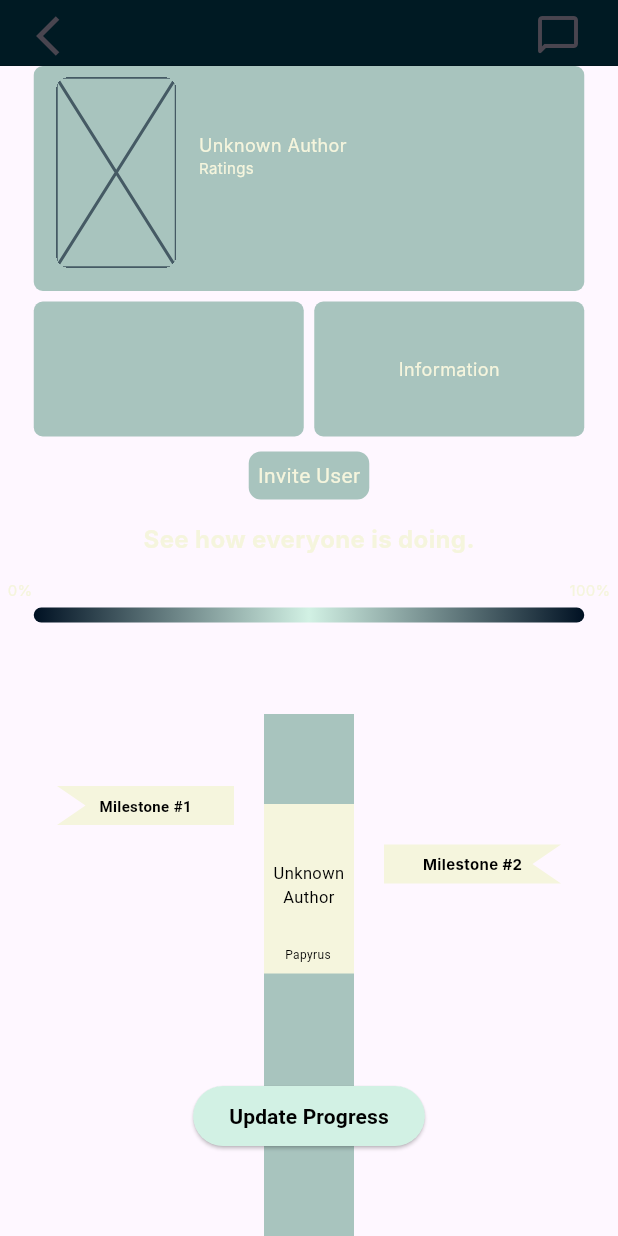
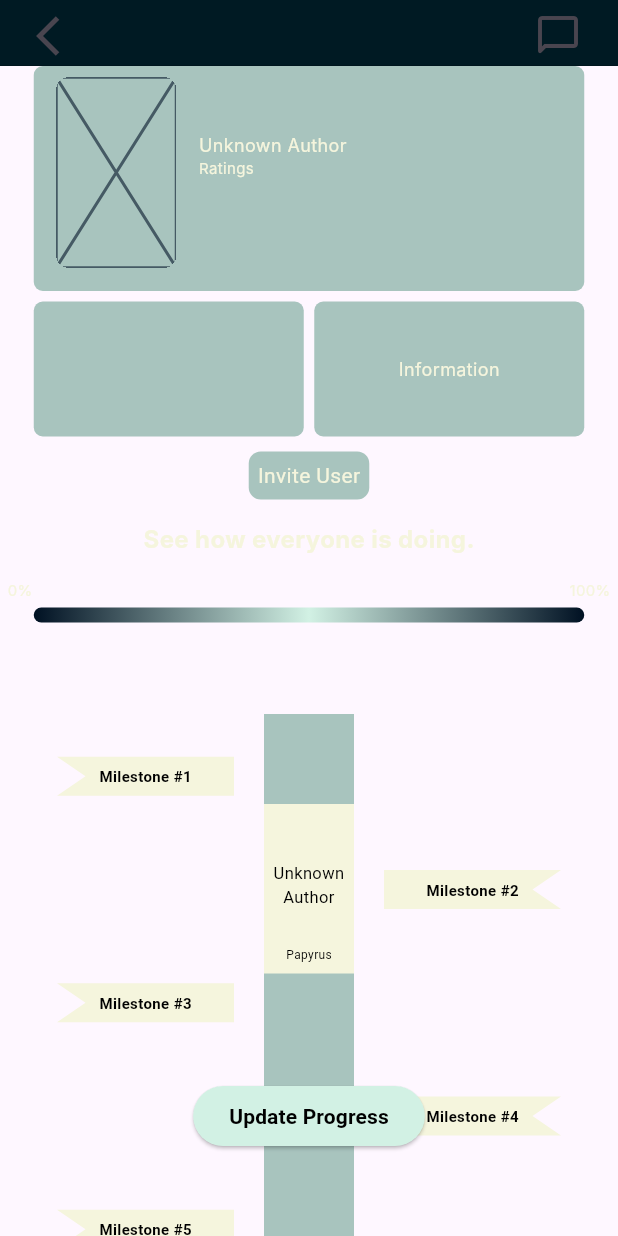
Before and after one commit to SamerSawan/Papyrus_v2, a Flutter app: the BookClubScreen screen opened directly with empty values, on a phone screen of 412 x 824 dp. Run offline on Flutter 3.47's test engine with Material 3 defaults, Android fonts, the light colour scheme and no system bars; drawn by our look-alikes of auto_size_text; our stand-ins replace cloud_firestore, firebase_auth, firebase_core; accounts and stored records are empty; Roboto replaces fonts that are missing (Inter).

Commit message:
timeline now programatically renders milestones

```diff
--- a/lib/screens/book_club_screen/book_club_screen.dart
+++ b/lib/screens/book_club_screen/book_club_screen.dart
@@ -1,6 +1,6 @@
 import 'package:flutter/cupertino.dart';
 import 'package:flutter/material.dart';
-import 'package:papyrus/core/api/book_service.dart';
+import 'package:papyrus/core/api/firestore_service.dart';
 import 'package:papyrus/core/models/book_club.dart';
 import 'package:papyrus/helper/helper_functions.dart';
 import 'package:papyrus/screens/comment_screen/comment_screen.dart';
@@ -15,6 +15,7 @@ import 'package:papyrus/screens/widgets/popup_update_progress.dart';
 class BookClubScreen extends StatefulWidget {
   final BookClub bookClub;
   final String bookClubID;
+
   const BookClubScreen(
       {super.key, required this.bookClub, required this.bookClubID});
 
@@ -23,7 +24,23 @@ class BookClubScreen extends StatefulWidget {
 }
 
 class _BookClubScreenState extends State<BookClubScreen> {
-  BookService bookService = BookService();
+  FirestoreService firestoreService = FirestoreService();
+  late BookClub bookClub;
+
+  @override
+  void initState() {
+    super.initState();
+    bookClub = widget.bookClub;
+  }
+
+  void _updateProgress() async {
+    // Fetch updated data
+    final updatedBookClub =
+        await firestoreService.fetchBookClubById(widget.bookClubID);
+    setState(() {
+      bookClub = updatedBookClub!;
+    });
+  }
 
   @override
   Widget build(BuildContext context) {
@@ -31,6 +48,7 @@ class _BookClubScreenState extends State<BookClubScreen> {
       floatingActionButtonLocation: FloatingActionButtonLocation.centerFloat,
       floatingActionButton: PopUpUpdate(
         bookClubID: widget.bookClubID,
+        onProgressUpdated: _updateProgress, // Pass the callback
       ),
       body: ListView(
         children: [
@@ -58,15 +76,15 @@ class _BookClubScreenState extends State<BookClubScreen> {
             crossAxisAlignment: CrossAxisAlignment.center,
             children: [
               BookCard(
-                book: widget.bookClub.currentBook,
-              ), // Use snapshot.data to access the loaded book
+                book: bookClub.currentBook,
+              ),
               Align(
                 child: SizedBox(
                   width: 367,
                   height: 90,
                   child: Row(
                     children: [
-                      DescriptionBox(description: widget.bookClub.description),
+                      DescriptionBox(description: bookClub.description),
                       const InformationBox(),
                     ],
                   ),
@@ -80,10 +98,10 @@ class _BookClubScreenState extends State<BookClubScreen> {
                 },
               ),
               ReadingProgress(
-                bookClub: widget.bookClub,
+                bookClub: bookClub,
               ),
               BookTimeline(
-                book: widget.bookClub.currentBook,
+                book: bookClub.currentBook,
               ),
             ],
           ),
--- a/lib/screens/widgets/book_timeline.dart
+++ b/lib/screens/widgets/book_timeline.dart
@@ -1,57 +1,84 @@
 import 'package:flutter/material.dart';
-import 'package:flutter/widgets.dart';
-import 'package:papyrus/core/api/book_service.dart';
+import 'package:auto_size_text/auto_size_text.dart';
 import 'package:papyrus/core/models/book.dart';
-import 'package:papyrus/core/models/book_club.dart';
-import 'package:auto_size_text/auto_size_text.dart';
 
 class BookTimeline extends StatefulWidget {
   final Book book;
-  const BookTimeline({super.key, required this.book});
+  const BookTimeline({Key? key, required this.book}) : super(key: key);
 
   @override
   State<BookTimeline> createState() => _BookTimelineState();
 }
 
 class _BookTimelineState extends State<BookTimeline> {
-BookService bookService = BookService();
-late Book book;
+  @override
+  Widget build(BuildContext context) {
+    List<String> milestones = [
+      'Milestone #1',
+      'Milestone #2',
+      'Milestone #3',
+      'Milestone #4',
+      'Milestone #5'
+    ]; // Replace with your milestones data
 
- @override
-  void initState() {
-    super.initState();
-    book = widget.book; // Access book from widget
-  }
+    double leftMilestonesWidth =
+        118.0 * ((milestones.length + 1) / 2).ceil().toDouble();
+    double rightMilestonesWidth =
+        118.0 * (milestones.length / 2).ceil().toDouble();
+    double centralTimelineWidth = 60.0;
+    double centralTimelineHeight = 100.0 * milestones.length - 20;
 
-  @override
-  Widget build(context) {
-    return Row(
+    // Calculate the total width of the central container
+    double totalWidth =
+        leftMilestonesWidth + centralTimelineWidth + rightMilestonesWidth;
+
+    return Center(
+      child: Container(
+        width: totalWidth,
+        child: Row(
           mainAxisAlignment: MainAxisAlignment.center,
           crossAxisAlignment: CrossAxisAlignment.center,
           children: [
-          Container(
-            margin: const EdgeInsets.only(bottom: 208, right: 20),
+            Column(
+              mainAxisAlignment: MainAxisAlignment.start,
+              crossAxisAlignment: CrossAxisAlignment.end,
+              children: List.generate(milestones.length, (index) {
+                if (index % 2 == 0) {
+                  return Container(
                     width: 118,
                     height: 26,
+                    margin: const EdgeInsets.only(right: 20, bottom: 75),
                     child: Stack(
                       alignment: Alignment.center,
                       children: [
                         CustomPaint(
                           painter: BookmarkChapterLeft(),
                         ),
-              const Text('Milestone #1',
-                  style: TextStyle(
+                        Text(
+                          milestones[index],
+                          style: const TextStyle(
                             color: Color.fromARGB(255, 0, 0, 0),
                             fontSize: 10,
-                      fontWeight: FontWeight.bold))
-            ]),
+                            fontWeight: FontWeight.bold,
                           ),
-          Stack(children: [
+                        ),
+                      ],
+                    ),
+                  );
+                } else {
+                  return const SizedBox(height: 50);
+                }
+              }),
+            ),
+            Stack(
+              alignment: Alignment.topCenter,
+              children: [
                 Container(
                   margin: const EdgeInsets.only(top: 20),
                   width: 60,
-                height: 350,
-                color: const Color(0x8053917E)),
+                  height: centralTimelineHeight,
+                  color: const Color(0x8053917E),
+                ),
                 Container(
                   margin: const EdgeInsets.only(top: 80),
                   width: 60,
@@ -59,7 +86,7 @@ late Book book;
                   color: const Color.fromRGBO(245, 245, 221, 1),
                   child: Column(children: [
                     const SizedBox(height: 10),
-                    AutoSizeText(book.title,
+                    AutoSizeText(widget.book.title,
                         textAlign: TextAlign.center,
                         overflow: TextOverflow.ellipsis,
                         minFontSize: 8,
@@ -70,8 +97,9 @@ late Book book;
                             height: 1.2,
                             fontWeight: FontWeight.bold)),
                     const SizedBox(height: 15),
-                    AutoSizeText(book.authors.isNotEmpty
-                                  ? book.authors[0]
+                    AutoSizeText(
+                        widget.book.authors.isNotEmpty
+                            ? widget.book.authors[0]
                             : 'Unknown Author',
                         textAlign: TextAlign.center,
                         overflow: TextOverflow.ellipsis,
@@ -84,7 +112,7 @@ late Book book;
                   ]),
                 ),
                 Container(
-                margin: const EdgeInsets.only(top: 175, left: 14),
+                  margin: const EdgeInsets.only(top: 175),
                   child: const AutoSizeText('Papyrus',
                       textAlign: TextAlign.center,
                       minFontSize: 6,
@@ -94,31 +122,43 @@ late Book book;
                         color: Color.fromARGB(255, 0, 0, 0),
                       )),
                 )
-            /*Container(
-                margin: const EdgeInsets.only(top: 125, left: 14),
-                alignment: Alignment.center,
-                width: 32,
-                height: 2,
-                color: const Color(0xFFD35269))*/
-          ]),
-          Container(
-            margin: const EdgeInsets.only(bottom: 130, left: 20),
+              ],
+            ),
+            Column(
+              mainAxisAlignment: MainAxisAlignment.start,
+              crossAxisAlignment: CrossAxisAlignment.start,
+              children: List.generate(milestones.length, (index) {
+                if (index % 2 != 0) {
+                  return Container(
                     width: 118,
                     height: 26,
-            child: Stack(alignment: Alignment.center, children: [
+                    margin: const EdgeInsets.only(left: 20, bottom: 75),
+                    child: Stack(
+                      alignment: Alignment.center,
+                      children: [
                         CustomPaint(
                           painter: BookmarkChapterRight(),
                         ),
-              const Text('Milestone #2',
-                  style: TextStyle(
+                        Text(
+                          milestones[index],
+                          style: const TextStyle(
                             color: Color.fromARGB(255, 0, 0, 0),
-                      //height: 2.5,
-                      fontFamily: 'Inter',
                             fontSize: 10,
-                      fontWeight: FontWeight.bold))
-            ]),
-          )
-        ]);
+                            fontWeight: FontWeight.bold,
+                          ),
+                        ),
+                      ],
+                    ),
+                  );
+                } else {
+                  return SizedBox(height: 50);
+                }
+              }),
+            ),
+          ],
+        ),
+      ),
+    );
   }
 }
 
--- a/lib/screens/widgets/popup_update_progress.dart
+++ b/lib/screens/widgets/popup_update_progress.dart
@@ -6,7 +6,12 @@ import 'package:papyrus/screens/widgets/custom_text_update.dart';
 
 class PopUpUpdate extends StatefulWidget {
   final String bookClubID;
-  const PopUpUpdate({super.key, required this.bookClubID});
+  final VoidCallback onProgressUpdated; // Add this line
+
+  const PopUpUpdate(
+      {super.key,
+      required this.bookClubID,
+      required this.onProgressUpdated}); // Modify constructor
 
   @override
   _PopUpUpdateState createState() => _PopUpUpdateState();
@@ -20,8 +25,33 @@ class _PopUpUpdateState extends State<PopUpUpdate> {
   TextEditingController progressController = TextEditingController();
   TextEditingController commentController = TextEditingController();
 
+  String username = ''; // Declare username as non-nullable
+
+  @override
+  void initState() {
+    super.initState();
+    fetchUsername(); // Call fetchUsername when the widget is initialized
+  }
+
+  Future<void> fetchUsername() async {
+    try {
+      // Fetch the username
+      username = await firestoreService.fetchUsername() ??
+          ''; // Set a default value if null
+      setState(() {}); // Update the UI after fetching username
+    } catch (e) {
+      // Handle error
+      print('Error fetching username: $e');
+    }
+  }
+
   @override
   Widget build(context) {
+    // Show loading indicator if username is null
+    if (username == null) {
+      return CircularProgressIndicator(); // Replace with your loading indicator
+    }
+
     return Container(
       margin: const EdgeInsets.only(bottom: 40),
       child: ElevatedButton(
@@ -69,23 +99,33 @@ class _PopUpUpdateState extends State<PopUpUpdate> {
                                                   color: Color.fromARGB(
                                                       255, 0, 0, 0),
                                                 )),
-                                          onPressed: () {
-                                            firestoreService.addComment(
-                                                commentController.text,
-                                                int.parse(
-                                                    progressController.text),
-                                                widget.bookClubID);
+                                            onPressed: () async {
+                                              // Check if username is null
+                                              String? username =
+                                                  await firestoreService
+                                                      .fetchUsername();
+                                              if (username != null) {
                                                 firestoreService.updateProgress(
                                                     widget.bookClubID,
-                                                FirebaseAuth
-                                                    .instance.currentUser!.uid,
+                                                    username,
+                                                    int.parse(progressController
+                                                        .text));
+                                              } else {
+                                                // Handle case where username is null
+                                                print('Username is null');
+                                              }
+
+                                              firestoreService.updateProgress(
+                                                  widget.bookClubID,
+                                                  username!,
                                                   int.parse(
                                                       progressController.text));
                                               commentController.clear();
                                               progressController.clear();
                                               Navigator.pop(context);
-                                          },
-                                        )
+                                              widget
+                                                  .onProgressUpdated(); // Call the callback
+                                            })
                                       ]),
                                   const Text(
                                       'Check in with your reading progress.',
--- a/lib/screens/widgets/reading_progress.dart
+++ b/lib/screens/widgets/reading_progress.dart
@@ -94,7 +94,7 @@ class ReadingProgress extends StatelessWidget {
                           ),
                           CircleAvatar(
                             radius: 10,
-                            backgroundColor: Colors.blue,
+                            backgroundColor: Color(0xFF34ADBC),
                             child: Text(
                               entry.key[0].toUpperCase(),
                               style: const TextStyle(
@@ -121,7 +121,7 @@ class TrianglePainter extends CustomPainter {
   @override
   void paint(Canvas canvas, Size size) {
     final paint = Paint()
-      ..color = Colors.blue // Customize as needed
+      ..color = Color(0xFF34ADBC) // Customize as needed
       ..style = PaintingStyle.fill;
 
     final path = Path()
```
Also changed, not shown: lib/core/api/firestore_service.dart (+33 -0 lines), lib/screens/comment_screen/comment_screen.dart (+7 -4 lines). Lines whose indentation alone changed are shown as unchanged.
